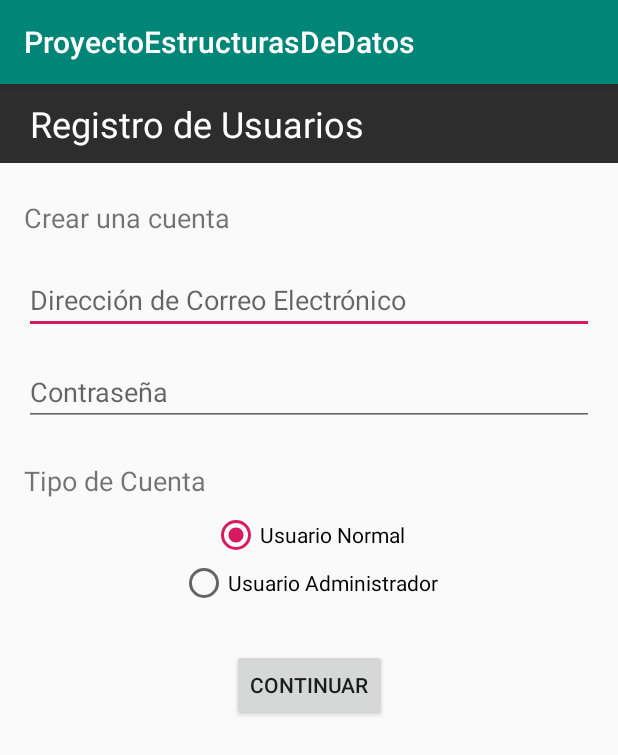
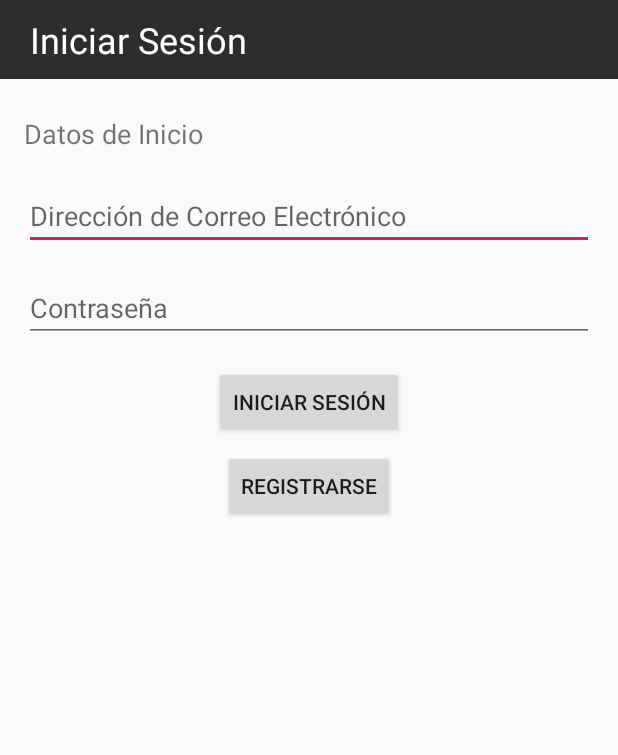
Before and after one commit to Jonatlop07/BookInPopOutMobile, an Android app: the screen it shows after launch (MainActivity before the commit, LoginActivity after it), on a phone screen of 412 x 824 dp. Shown: the top 755 px of the screen. Run offline under Robolectric (Android 15) with nearby library versions, the phone set to English and light mode, and no system bars; our stand-ins replace Firebase (no records; nobody signed in at launch, a user with empty details on screens opened directly).

Commit message:
Cambios de Interfaz y arreglos en el registro de Authentication

```diff
--- /dev/null
+++ b/app/src/main/java/com/example/proyectoestructurasdedatos/LoginActivity.java
@@ -0,0 +1,111 @@
+package com.example.proyectoestructurasdedatos;
+
+import android.app.ProgressDialog;
+import android.content.Intent;
+import android.os.Bundle;
+import android.view.View;
+import android.widget.Button;
+import android.widget.EditText;
+import android.widget.RadioButton;
+import android.widget.Toast;
+
+import androidx.annotation.NonNull;
+import androidx.appcompat.app.AppCompatActivity;
+
+import com.google.android.gms.tasks.OnCompleteListener;
+import com.google.android.gms.tasks.Task;
+import com.google.firebase.auth.AuthResult;
+import com.google.firebase.auth.FirebaseAuth;
+import com.google.firebase.auth.FirebaseUser;
+
+public class LoginActivity extends AppCompatActivity {
+
+    private FirebaseAuth mAuth;
+    private FirebaseUser user;
+    private ProgressDialog progressDialog;
+
+    EditText emailText, passText;
+    Button initButton, registerButton;
+
+
+    @Override
+    protected void onCreate(Bundle savedInstanceState) {
+        super.onCreate(savedInstanceState);
+        setContentView(R.layout.activity_login);
+
+        mAuth = FirebaseAuth.getInstance();
+
+        emailText = (EditText) findViewById(R.id.LoginemailEditText);
+        passText = (EditText) findViewById(R.id.LoginpassEditText);
+        initButton = (Button) findViewById(R.id.LoginbotonContinuar);
+        registerButton = (Button) findViewById(R.id.botonRegistro);
+
+        initButton.setOnClickListener(new View.OnClickListener() {
+            @Override
+            public void onClick(View view) {
+                LogIn();
+            }
+        });
+
+        registerButton.setOnClickListener(new View.OnClickListener() {
+            @Override
+            public void onClick(View view) {
+                startActivity(new Intent(LoginActivity.this, NormalUserQuery.class));
+            }
+        });
+    }
+
+    @Override
+    public void onStart() {
+        super.onStart();
+        user = mAuth.getCurrentUser();
+
+        if (user != null) {
+            startActivity(new Intent(this, NormalUserQuery.class));
+        }
+    }
+
+    private void LogIn() {
+        progressDialog.show();
+        final String email = emailText.getText().toString().trim();
+        String password = passText.getText().toString().trim();
+        String emailPattern = "[a-zA-Z0-9._-]+@[a-z]+\\.+[a-z]+";
+
+        if (email.isEmpty()) {
+            emailText.setError("Ingresa un correo electrónico");
+            progressDialog.dismiss();
+            return;
+        } else if (!email.matches(emailPattern)) {
+            emailText.setError("Ingresa un correo electrónico válido");
+            progressDialog.dismiss();
+            return;
+        }
+
+        if (password.isEmpty()) {
+            passText.setError("Ingresa una contraseña");
+            progressDialog.dismiss();
+            return;
+        } else if (password.length() < 6) {
+            passText.setError("Ingresa una contraseña con al menos 6 carácteres");
+            progressDialog.dismiss();
+            return;
+        }
+
+        mAuth.signInWithEmailAndPassword(email, password)
+                .addOnCompleteListener(this, new OnCompleteListener<AuthResult>() {
+                    @Override
+                    public void onComplete(@NonNull Task<AuthResult> task) {
+                        if (task.isSuccessful()) {
+                            user = mAuth.getCurrentUser();
+                            startActivity(new Intent(LoginActivity.this, NormalUserQuery.class));
+                            progressDialog.dismiss();
+                        } else {
+                            // If sign in fails, display a message to the user.
+                            Toast.makeText(LoginActivity.this, "Error al Iniciar sesión." + task.getException(), Toast.LENGTH_SHORT).show();
+                        }
+
+                    }
+                });
+        }
+
+}
--- /dev/null
+++ b/app/src/main/res/layout/activity_login.xml
@@ -0,0 +1,101 @@
+<?xml version="1.0" encoding="utf-8"?>
+<androidx.constraintlayout.widget.ConstraintLayout xmlns:android="http://schemas.android.com/apk/res/android"
+                                                   xmlns:app="http://schemas.android.com/apk/res-auto"
+                                                   xmlns:tools="http://schemas.android.com/tools"
+                                                   android:layout_width="match_parent"
+                                                   android:layout_height="match_parent"
+                                                   tools:context=".MainActivity">
+
+    <TextView
+        android:id="@+id/LogintextView"
+        android:layout_width="0dp"
+        android:layout_height="wrap_content"
+        android:layout_marginBottom="8dp"
+        android:background="#2E2D2D"
+        android:gravity="center_vertical"
+        android:paddingLeft="20dp"
+        android:paddingTop="10dp"
+        android:paddingRight="20dp"
+        android:paddingBottom="10dp"
+        android:text="@string/InicioSesion"
+        android:textColor="#FFFFFF"
+        android:textSize="24sp"
+        app:layout_constraintBottom_toBottomOf="parent"
+        app:layout_constraintEnd_toEndOf="parent"
+        app:layout_constraintStart_toStartOf="parent"
+        app:layout_constraintTop_toTopOf="parent"
+        app:layout_constraintVertical_bias="0.0" />
+
+    <TextView
+        android:id="@+id/LogintextView2"
+        android:layout_width="wrap_content"
+        android:layout_height="wrap_content"
+        android:layout_marginStart="16dp"
+        android:layout_marginLeft="16dp"
+        android:layout_marginTop="24dp"
+        android:text="@string/DatosInicio"
+        android:textSize="18sp"
+        app:layout_constraintEnd_toEndOf="parent"
+        app:layout_constraintHorizontal_bias="0.0"
+        app:layout_constraintStart_toStartOf="parent"
+        app:layout_constraintTop_toBottomOf="@+id/LogintextView" />
+
+    <EditText
+            android:id="@+id/LoginemailEditText"
+            android:layout_width="0dp"
+            android:layout_height="wrap_content"
+            android:layout_marginTop="20dp"
+            android:layout_marginEnd="16dp"
+            android:layout_marginRight="16dp"
+            android:ems="10"
+            android:hint="@string/DatoCorreo"
+            android:inputType="textEmailAddress"
+            app:layout_constraintEnd_toEndOf="parent"
+            app:layout_constraintHorizontal_bias="0.0"
+            app:layout_constraintStart_toStartOf="@+id/LogintextView2"
+            app:layout_constraintTop_toBottomOf="@+id/LogintextView2" />
+
+    <EditText
+            android:id="@+id/LoginpassEditText"
+            android:layout_width="0dp"
+            android:layout_height="wrap_content"
+            android:layout_marginTop="16dp"
+            android:layout_marginEnd="16dp"
+            android:layout_marginRight="16dp"
+            android:ems="10"
+            android:hint="@string/DatoContra"
+            android:inputType="textPassword"
+            app:layout_constraintEnd_toEndOf="parent"
+            app:layout_constraintHorizontal_bias="0.0"
+            app:layout_constraintStart_toStartOf="@+id/LoginemailEditText"
+            app:layout_constraintTop_toBottomOf="@+id/LoginemailEditText" />
+
+    <Button
+        android:id="@+id/LoginbotonContinuar"
+        android:layout_width="wrap_content"
+        android:layout_height="wrap_content"
+        android:layout_marginStart="8dp"
+        android:layout_marginLeft="8dp"
+        android:layout_marginTop="16dp"
+        android:layout_marginEnd="8dp"
+        android:layout_marginRight="8dp"
+        android:text="@string/InicioSesion"
+        app:layout_constraintBottom_toBottomOf="parent"
+        app:layout_constraintEnd_toEndOf="parent"
+        app:layout_constraintStart_toStartOf="parent"
+        app:layout_constraintTop_toBottomOf="@+id/LoginpassEditText"
+        app:layout_constraintVertical_bias="0.0" />
+
+    <Button
+        android:id="@+id/botonRegistro"
+        android:layout_width="wrap_content"
+        android:layout_height="wrap_content"
+        android:layout_marginTop="8dp"
+        android:text="@string/RegistroSesion"
+        app:layout_constraintBottom_toBottomOf="parent"
+        app:layout_constraintEnd_toEndOf="@+id/LoginbotonContinuar"
+        app:layout_constraintStart_toStartOf="@+id/LoginbotonContinuar"
+        app:layout_constraintTop_toBottomOf="@+id/LoginbotonContinuar"
+        app:layout_constraintVertical_bias="0.0" />
+
+</androidx.constraintlayout.widget.ConstraintLayout>
--- a/app/src/main/res/values/strings.xml
+++ b/app/src/main/res/values/strings.xml
@@ -26,4 +26,7 @@
     <string name="actualizarCola">Actualizar Cola</string>
     <string name="desencolar">Desencolar</string>
 
+    <string name="DatosInicio">Datos de Inicio</string>
+    <string name="InicioSesion">Iniciar Sesión</string>
+    <string name="RegistroSesion">Registrarse</string>
 </resources>
--- a/app/src/main/res/values/styles.xml
+++ b/app/src/main/res/values/styles.xml
@@ -1,7 +1,7 @@
 <resources>
 
     <!-- Base application theme. -->
-    <style name="AppTheme" parent="Theme.AppCompat.Light.DarkActionBar">
+    <style name="AppTheme" parent="Theme.AppCompat.Light.NoActionBar">
         <!-- Customize your theme here. -->
         <item name="colorPrimary">@color/colorPrimary</item>
         <item name="colorPrimaryDark">@color/colorPrimaryDark</item>
```
Also changed, not shown: app/src/main/AndroidManifest.xml (+6 -5 lines), app/src/main/java/com/example/proyectoestructurasdedatos/MainActivity.java (+7 -32 lines), app/src/main/java/com/example/proyectoestructurasdedatos/NormalUserRegister.java (+31 -12 lines), app/src/main/res/layout/activity_register.xml (renamed from app/src/main/res/layout/activity_main.xml).
